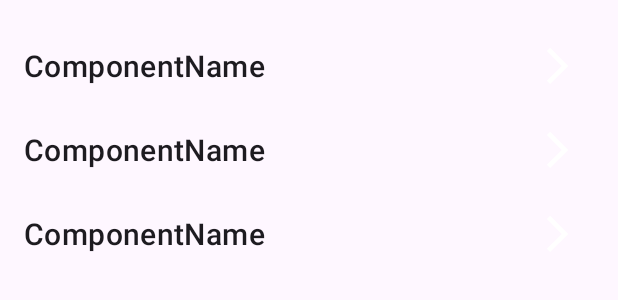
After one commit to GabrielOrAnder/barto, an Android app: the layout fragment_component_list.xml on its own in the app's theme, with its tools: preview values and no code run, on a phone screen of 412 x 824 dp. The commit adds this screen. Shown: the top 300 px of the screen. Run offline under Robolectric (Android 15) with nearby library versions, the phone set to English and light mode, and no system bars.

Commit message:
Adiciona navegação para Fragmento dos componentes

```diff
--- a/sample/build.gradle.kts
+++ b/sample/build.gradle.kts
@@ -2,6 +2,7 @@
 plugins {
     alias(libs.plugins.androidApplication)
     alias(libs.plugins.kotlinAndroid)
+    alias(libs.plugins.safeArgsKotlin)
 }
 
 android {
@@ -49,4 +50,6 @@ dependencies {
     testImplementation(libs.junit)
     androidTestImplementation(libs.androidx.test.ext.junit)
     androidTestImplementation(libs.espresso.core)
+
+    implementation(libs.bundles.navigation)
 }
--- /dev/null
+++ b/sample/src/main/res/layout/fragment_component_list.xml
@@ -0,0 +1,20 @@
+<?xml version="1.0" encoding="utf-8"?>
+<androidx.constraintlayout.widget.ConstraintLayout
+    xmlns:android="http://schemas.android.com/apk/res/android"
+    xmlns:tools="http://schemas.android.com/tools"
+    xmlns:app="http://schemas.android.com/apk/res-auto"
+    android:layout_width="match_parent"
+    android:layout_height="match_parent"
+    android:padding="16dp"
+    tools:context=".presentation.ComponentListFragment" >
+
+    <androidx.recyclerview.widget.RecyclerView
+        android:id="@+id/recycler"
+        android:layout_width="match_parent"
+        android:layout_height="match_parent"
+        app:layoutManager="androidx.recyclerview.widget.LinearLayoutManager"
+        tools:listitem="@layout/component_list_item"
+        app:layout_constraintStart_toStartOf="parent"
+        app:layout_constraintTop_toTopOf="parent" />
+
+</androidx.constraintlayout.widget.ConstraintLayout>
```
Also changed, not shown: build.gradle.kts (+11 -0 lines), gradle/libs.versions.toml (+8 -1 lines), sample/src/main/java/br/com/gabrielorander/sample/data/ComponentsList.kt (+9 -4 lines), sample/src/main/java/br/com/gabrielorander/sample/presentation/ComponentListFragment.kt (added, +47 -0 lines), sample/src/main/java/br/com/gabrielorander/sample/presentation/MainActivity.kt (+0 -8 lines), sample/src/main/java/br/com/gabrielorander/sample/presentation/adapter/ComponentListAdapter.kt (+6 -3 lines), sample/src/main/java/br/com/gabrielorander/sample/presentation/viewholder/ComponentListViewHolder.kt (+17 -2 lines), sample/src/main/res/layout/activity_main.xml (+8 -6 lines), sample/src/main/res/navigation/navigation_graph.xml (added, +13 -0 lines).
